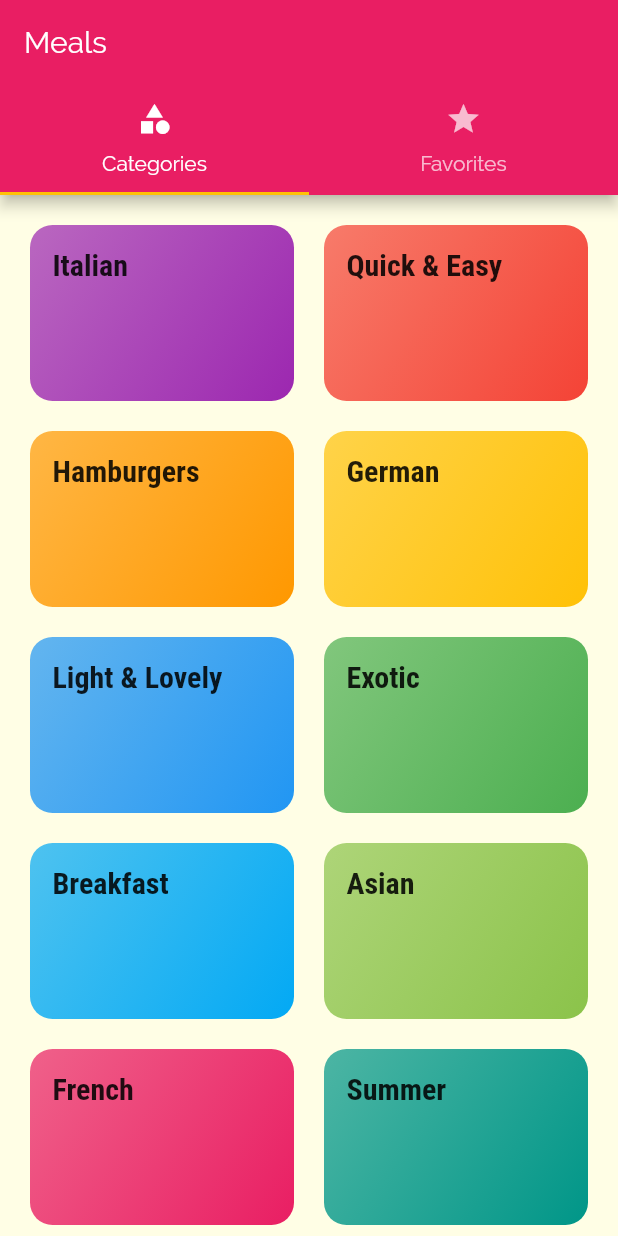
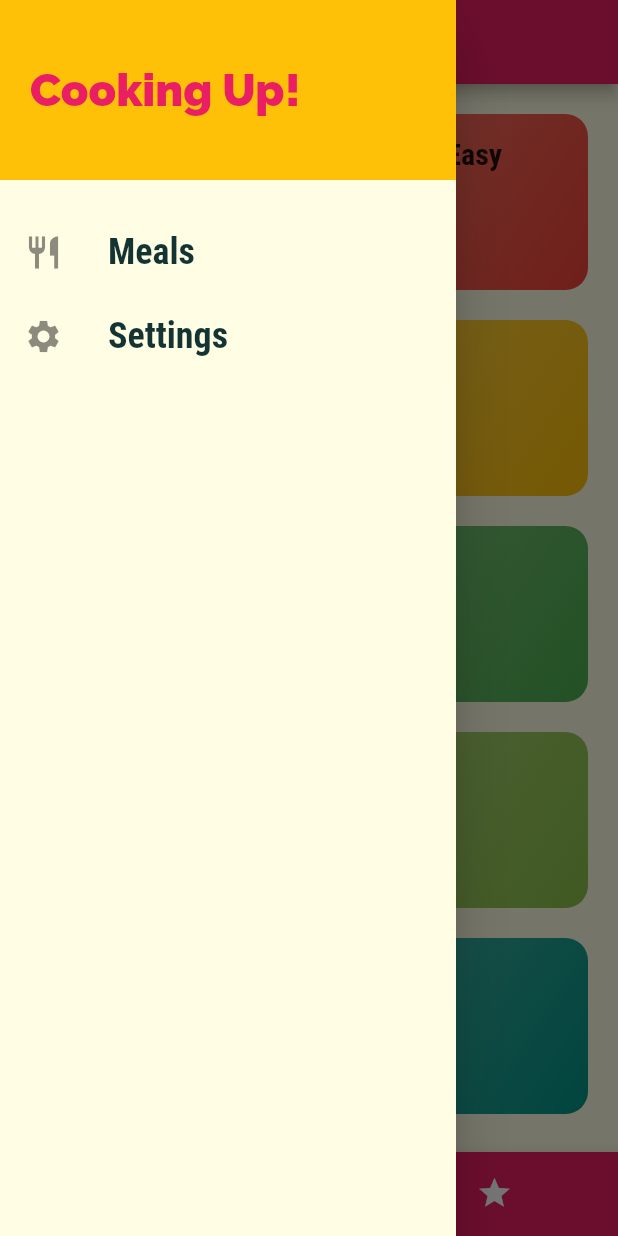
Before and after one commit to Nimbo1999/navigation-flutter, a Flutter app: the screen it shows after launch, with the side drawer open (before the commit the screen has no drawer), on a phone screen of 412 x 824 dp. Run offline on Flutter 3.47's test engine with Material 2 defaults, Android fonts, the phone set to English and light mode, and no system bars.

Commit message:
+ add: Drawer and bottom navigation bar

```diff
--- a/lib/pages/routes.dart
+++ b/lib/pages/routes.dart
@@ -1,9 +1,11 @@
 import './tabs_screen.dart';
 import './category_meals_screen.dart';
 import './meal_detail_screen.dart';
+import './settings_screen.dart';
 
 final routes = {
   '/': (context) => TabsScreen(),
   '/category-meals': (context) => CategoryMealsScreen(),
-  '/category-meals/details': (context) => MealDetailScreen()
+  '/category-meals/details': (context) => MealDetailScreen(),
+  '/settings': (context) => SettingsScreen(),
 };
--- /dev/null
+++ b/lib/pages/settings_screen.dart
@@ -0,0 +1,17 @@
+import 'package:flutter/material.dart';
+import '../widgets/main_drawer.dart';
+
+class SettingsScreen extends StatelessWidget {
+  @override
+  Widget build(BuildContext context) {
+    return Scaffold(
+      appBar: AppBar(
+        title: Text('Settings'),
+      ),
+      drawer: MainDrawer(),
+      body: Center(
+        child: Text('Filters!')
+      ),
+    );
+  }
+}
--- a/lib/pages/tabs_screen.dart
+++ b/lib/pages/tabs_screen.dart
@@ -2,6 +2,7 @@ import 'package:flutter/material.dart';
 
 import '../pages/categories_screen.dart';
 import '../pages/favorites_screen.dart';
+import '../widgets/main_drawer.dart';
 
 class TabsScreen extends StatefulWidget {
   @override
@@ -9,30 +10,46 @@ class TabsScreen extends StatefulWidget {
 }
 
 class _TabsScreenState extends State<TabsScreen> {
+
+  final List<Map<String, Object>> _pages = [
+    {'page': CategoriesScreen(), 'title': 'Categorias'},
+    {'page': FavoritesScreen(), 'title': 'Favoritos'}
+  ];
+  int _selectedPageIntex = 0;
+  void _selectPage(int index){
+    setState(() {
+      _selectedPageIntex = index;
+    });
+  }
+
   @override
   Widget build(BuildContext context) {
     return DefaultTabController(
       length: 2,
       child: Scaffold(
         appBar: AppBar(
-          title: Text('Meals'),
-          bottom: TabBar(
-            tabs: <Widget>[
-              Tab(
-                icon: Icon(Icons.category),
-                text: 'Categories',
-              ),
-              Tab(
-                icon: Icon(Icons.star),
-                text: 'Favorites',
-              ),
-            ],
-          ),
+          title: Text(_pages[_selectedPageIntex]['title']),
         ),
-        body: TabBarView(
-          children: <Widget>[
-            CategoriesScreen(),
-            FavoritesScreen()
+        drawer: MainDrawer(),
+        body: _pages[_selectedPageIntex]['page'],
+        bottomNavigationBar: BottomNavigationBar(
+          backgroundColor: Theme.of(context).primaryColor,
+          unselectedItemColor: Colors.white,
+          selectedItemColor: Theme.of(context).accentColor,
+          onTap: _selectPage,
+          currentIndex: _selectedPageIntex,
+          type: BottomNavigationBarType.shifting,
+          items: [
+            BottomNavigationBarItem(
+              backgroundColor: Theme.of(context).primaryColor,
+              icon: Icon(Icons.category),
+              title: Text("Categories")
+            ),
+            BottomNavigationBarItem(
+              backgroundColor: Theme.of(context).primaryColor,
+              icon: Icon(Icons.star),
+              title: Text("Favorites")
+            ),
           ],
         ),
       ),
--- /dev/null
+++ b/lib/widgets/main_drawer.dart
@@ -0,0 +1,58 @@
+import 'package:flutter/material.dart';
+
+class MainDrawer extends StatelessWidget {
+  @override
+  Widget build(BuildContext context) {
+
+    Widget buildListTile(String title, IconData icon, Function navigation) {
+      return ListTile(
+        leading: Icon(
+          icon,
+          size: 26,
+        ),
+        title: Text(
+          title,
+          style: TextStyle(
+            fontFamily: 'RobotoCondensed',
+            fontSize: 24,
+            fontWeight: FontWeight.bold
+          ),
+        ),
+        onTap: navigation
+      );
+    }
+
+    return Drawer(
+      child: Column(
+        children: <Widget>[
+          Container(
+            height: 120,
+            width: double.infinity,
+            padding: EdgeInsets.all(20),
+            alignment: Alignment.centerLeft,
+            color: Theme.of(context).accentColor,
+            child: Text(
+              'Cooking Up!',
+              style: TextStyle(
+                fontWeight: FontWeight.w900,
+                fontSize: 30,
+                color: Theme.of(context).primaryColor
+              ),
+            ),
+          ),
+          SizedBox(height: 20,),
+          buildListTile(
+            'Meals',
+            Icons.restaurant,
+            () => Navigator.of(context).pushReplacementNamed('/')
+          ),
+          buildListTile(
+            'Settings',
+            Icons.settings,
+            () => Navigator.of(context).pushReplacementNamed('/settings')
+          )
+        ],
+      ),
+    );
+  }
+}
```
